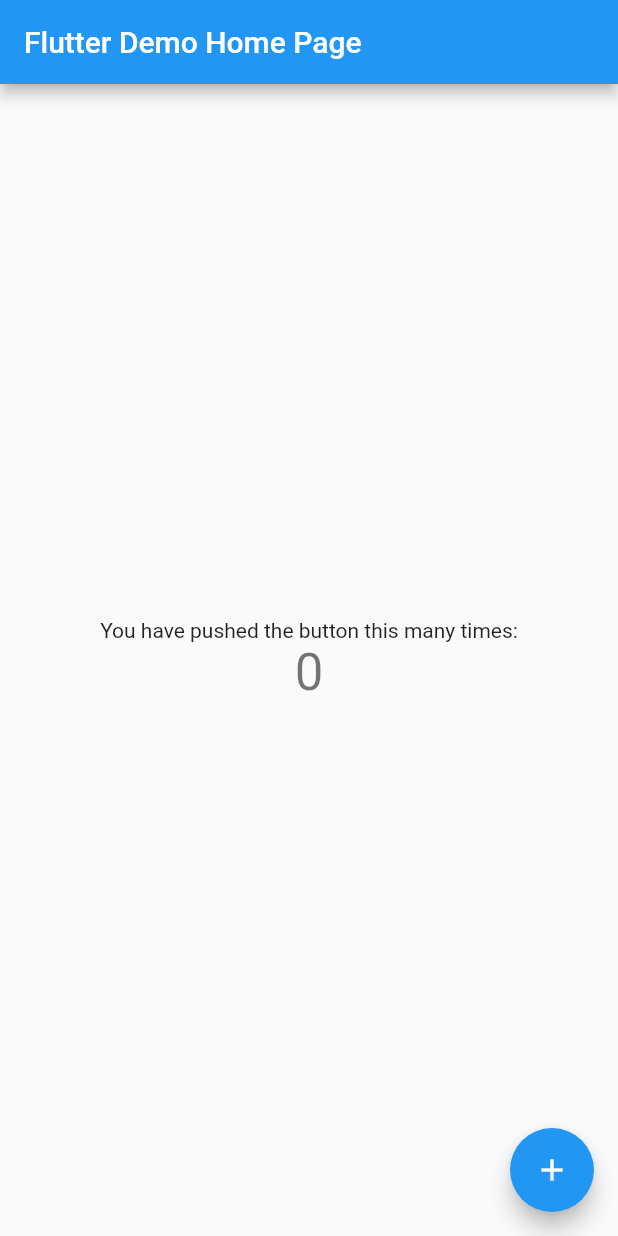
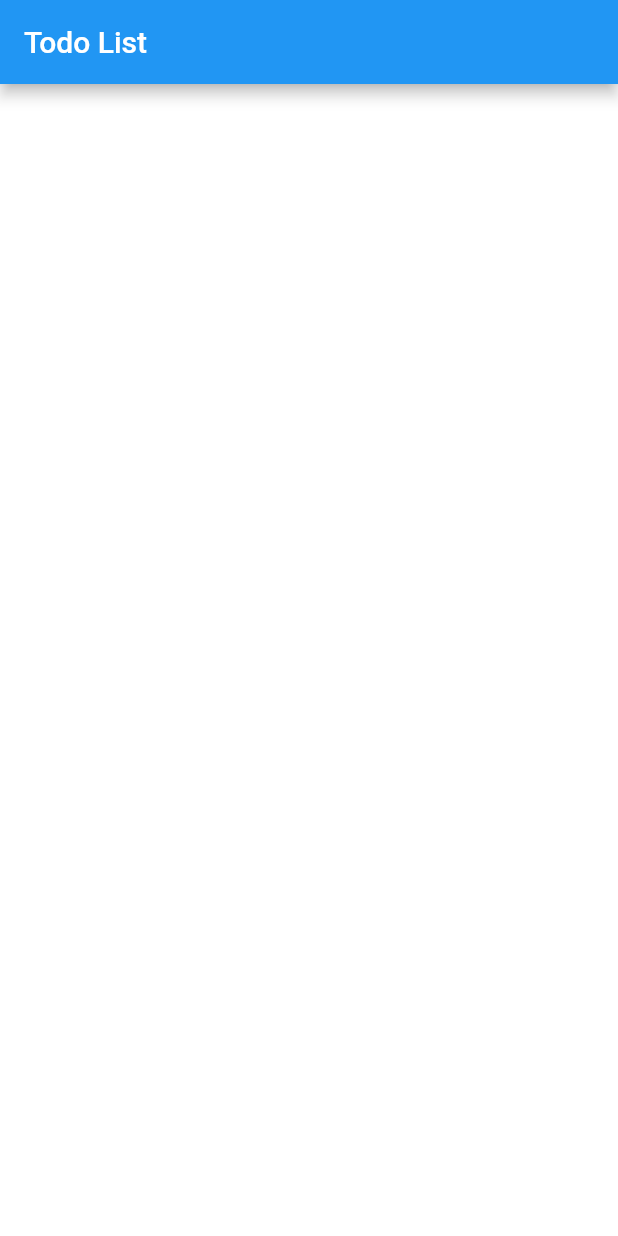
Before and after one commit to 90lucasgabriel/flutter-04-todo-list, a Flutter app: the screen it shows after launch, on a phone screen of 412 x 824 dp. Run offline on Flutter 3.47's test engine with Material 2 defaults, Android fonts, the phone set to English and light mode, and no system bars.

Commit message:
01 - New: get and set file;

```diff
--- a/lib/main.dart
+++ b/lib/main.dart
@@ -1,113 +1,56 @@
 import 'package:flutter/material.dart';
+import 'dart:io';
+import 'dart:convert';
+import 'package:path_provider/path_provider.dart';
 
 void main() {
-  runApp(MyApp());
+  runApp(
+    MaterialApp(
+      title: 'Todo List',
+      home: Home(),
+    ),
+  );
 }
 
-class MyApp extends StatelessWidget {
-  // This widget is the root of your application.
+class Home extends StatefulWidget {
   @override
-  Widget build(BuildContext context) {
-    return MaterialApp(
-      title: 'Flutter Demo',
-      theme: ThemeData(
-        // This is the theme of your application.
-        //
-        // Try running your application with "flutter run". You'll see the
-        // application has a blue toolbar. Then, without quitting the app, try
-        // changing the primarySwatch below to Colors.green and then invoke
-        // "hot reload" (press "r" in the console where you ran "flutter run",
-        // or simply save your changes to "hot reload" in a Flutter IDE).
-        // Notice that the counter didn't reset back to zero; the application
-        // is not restarted.
-        primarySwatch: Colors.blue,
-      ),
-      home: MyHomePage(title: 'Flutter Demo Home Page'),
-    );
-  }
+  _HomeState createState() => _HomeState();
 }
 
-class MyHomePage extends StatefulWidget {
-  MyHomePage({Key key, this.title}) : super(key: key);
-
-  // This widget is the home page of your application. It is stateful, meaning
-  // that it has a State object (defined below) that contains fields that affect
-  // how it looks.
-
-  // This class is the configuration for the state. It holds the values (in this
-  // case the title) provided by the parent (in this case the App widget) and
-  // used by the build method of the State. Fields in a Widget subclass are
-  // always marked "final".
-
-  final String title;
-
-  @override
-  _MyHomePageState createState() => _MyHomePageState();
-}
-
-class _MyHomePageState extends State<MyHomePage> {
-  int _counter = 0;
-
-  void _incrementCounter() {
-    setState(() {
-      // This call to setState tells the Flutter framework that something has
-      // changed in this State, which causes it to rerun the build method below
-      // so that the display can reflect the updated values. If we changed
-      // _counter without calling setState(), then the build method would not be
-      // called again, and so nothing would appear to happen.
-      _counter++;
-    });
-  }
+class _HomeState extends State<Home> {
+  List _todoList = [];
 
   @override
   Widget build(BuildContext context) {
-    // This method is rerun every time setState is called, for instance as done
-    // by the _incrementCounter method above.
-    //
-    // The Flutter framework has been optimized to make rerunning build methods
-    // fast, so that you can just rebuild anything that needs updating rather
-    // than having to individually change instances of widgets.
     return Scaffold(
       appBar: AppBar(
-        // Here we take the value from the MyHomePage object that was created by
-        // the App.build method, and use it to set our appbar title.
-        title: Text(widget.title),
+        title: Text('Todo List'),
       ),
-      body: Center(
-        // Center is a layout widget. It takes a single child and positions it
-        // in the middle of the parent.
-        child: Column(
-          // Column is also a layout widget. It takes a list of children and
-          // arranges them vertically. By default, it sizes itself to fit its
-          // children horizontally, and tries to be as tall as its parent.
-          //
-          // Invoke "debug painting" (press "p" in the console, choose the
-          // "Toggle Debug Paint" action from the Flutter Inspector in Android
-          // Studio, or the "Toggle Debug Paint" command in Visual Studio Code)
-          // to see the wireframe for each widget.
-          //
-          // Column has various properties to control how it sizes itself and
-          // how it positions its children. Here we use mainAxisAlignment to
-          // center the children vertically; the main axis here is the vertical
-          // axis because Columns are vertical (the cross axis would be
-          // horizontal).
-          mainAxisAlignment: MainAxisAlignment.center,
-          children: <Widget>[
-            Text(
-              'You have pushed the button this many times:',
-            ),
-            Text(
-              '$_counter',
-              style: Theme.of(context).textTheme.headline4,
-            ),
-          ],
-        ),
-      ),
-      floatingActionButton: FloatingActionButton(
-        onPressed: _incrementCounter,
-        tooltip: 'Increment',
-        child: Icon(Icons.add),
-      ), // This trailing comma makes auto-formatting nicer for build methods.
+      body: Container(),
+      backgroundColor: Colors.white,
     );
   }
+
+  Future<File> _getFile() async {
+    final directory = await getApplicationDocumentsDirectory();
+
+    return File('${directory.path}/data.json');
+  }
+
+  Future<File> _setData() async {
+    String data = json.encode(_todoList);
+    File file = await _getFile();
+
+    return file.writeAsString(data);
+  }
+
+  Future<String> _getData() async {
+    try {
+      File file = await _getFile();
+
+      return file.readAsString();
+    } catch (e) {
+      return null;
+    }
+  }
 }
--- a/pubspec.yaml
+++ b/pubspec.yaml
@@ -28,6 +28,7 @@ dependencies:
   # The following adds the Cupertino Icons font to your application.
   # Use with the CupertinoIcons class for iOS style icons.
   cupertino_icons: ^1.0.2
+  path_provider: ^2.0.1
 
 dev_dependencies:
   flutter_test:
```
Also changed, not shown: pubspec.lock, 4 other files.
